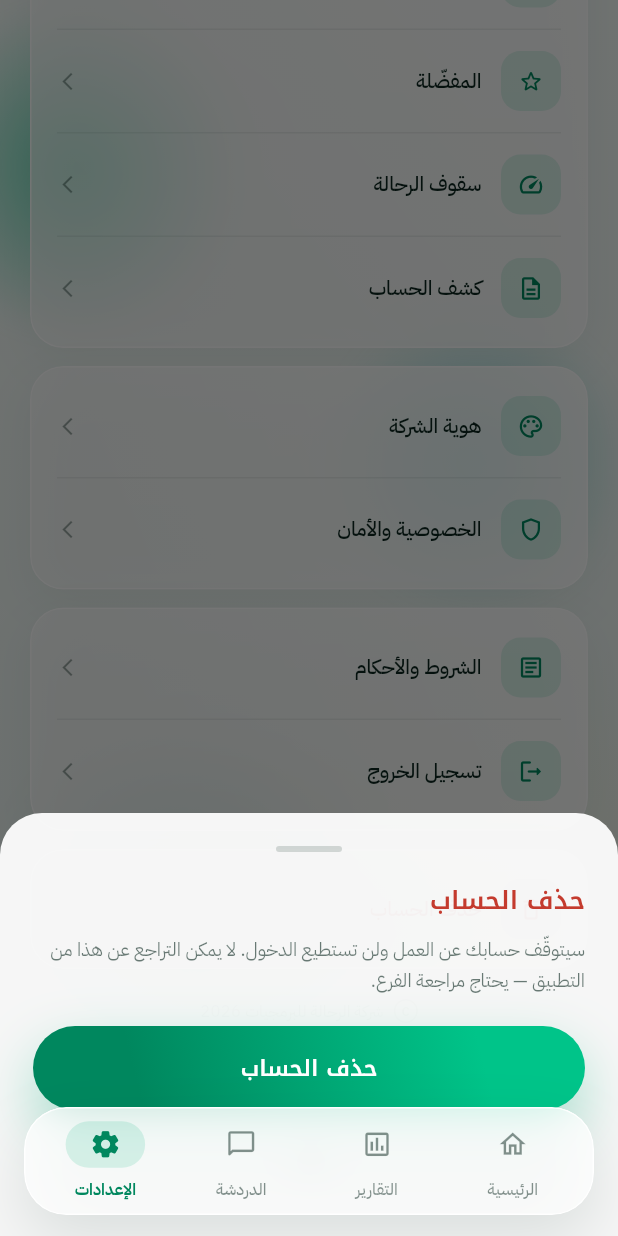
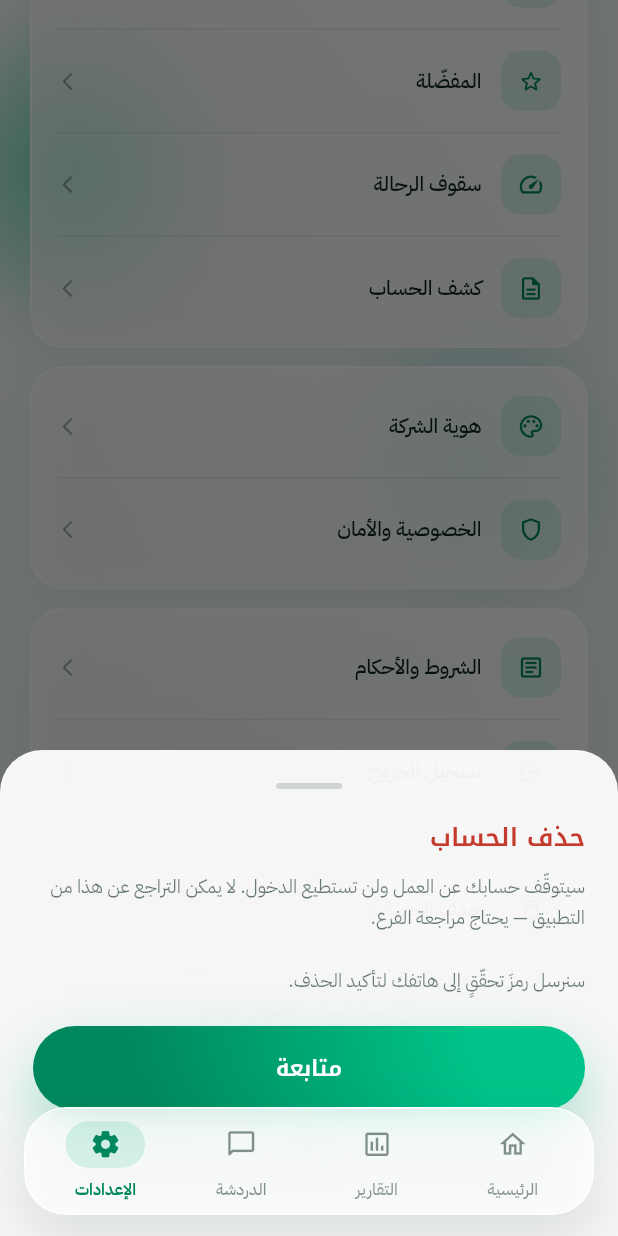
Before and after one commit to Injected45/FULL_EXCHANGE_PROJECT, a Flutter app: the AccountScreen screen opened by its route, scrolled down 182 dp, after a tap on "حذف الحساب", on a phone screen of 412 x 824 dp. Run offline on Flutter 3.47's test engine with Material 3 defaults, Android fonts, the phone set to English and light mode, and no system bars; our stand-ins replace device_info_plus, dio, flutter_riverpod, flutter_secure_storage, flutter_svg, go_router and 9 more; missing offline and left inert: mobile_scanner, record, webview_flutter_android; accounts and stored records are empty; network calls fail.

Commit message:
10/09-08
حذف الحساب برمز تحقّق — بنفس واجهة الدخول:
- account_screen: زر «حذف الحساب» يؤكّد ثم يفتح شاشة الرمز بدل الحذف المباشر.
- delete_account_otp_screen (جديد): يرسل رمز واتساب لهاتف الوكيل، ولا يحذف
  إلّا بعد تحقّق الخادم منه (OtpBoxes/NumericKeypad/PasteOtpButton).
- auth_controller: requestDeleteOtp() + deleteAccount(code) عبر ApiFailure.

Co-Authored-By: Claude Opus 4.8 <noreply@anthropic.com>

```diff
--- a/rhalla_agent/lib/features/account/account_screen.dart
+++ b/rhalla_agent/lib/features/account/account_screen.dart
@@ -4,13 +4,13 @@ import 'package:go_router/go_router.dart';
 
 import '../../core/app_version.dart';
 import '../../core/format/fmt.dart';
-import '../../core/net/api_envelope.dart';
 import '../../core/theme/app_theme.dart';
 import '../../core/theme/tokens.dart';
 import '../../ui/widgets/ambient.dart';
 import '../../ui/widgets/controls.dart';
 import '../../ui/widgets/glass.dart';
 import '../auth/auth_controller.dart';
+import '../auth/delete_account_otp_screen.dart';
 import '../branding/brand_mark.dart';
 
 class AccountScreen extends ConsumerWidget {
@@ -177,39 +177,22 @@ class AccountScreen extends ConsumerWidget {
   }
 
   Future<void> _confirmDelete(BuildContext context, WidgetRef ref) async {
-    final messenger = ScaffoldMessenger.of(context);
     final ok = await _ask(
       context,
       title: 'حذف الحساب',
       // الخادم يحذف حذفاً ناعماً: Reg='NO' و deleted_at — لا يُزال الصف.
+      // وبعد التأكيد يُطلب رمزُ تحقّقٍ عبر واتساب (أمان أكثر).
       body: 'سيتوقّف حسابك عن العمل ولن تستطيع الدخول. '
-          'لا يمكن التراجع عن هذا من التطبيق — يحتاج مراجعة الفرع.',
-      confirm: 'حذف الحساب',
+          'لا يمكن التراجع عن هذا من التطبيق — يحتاج مراجعة الفرع.\n\n'
+          'سنرسل رمزَ تحقّقٍ إلى هاتفك لتأكيد الحذف.',
+      confirm: 'متابعة',
       danger: true,
     );
-    if (ok != true) return;
-    try {
-      await ref.read(authControllerProvider.notifier).deleteAccount();
-      // عند النجاح يتحوّل الراوتر إلى شاشة الدخول تلقائياً (الحالة signedOut).
-    } on ApiFailure catch (e) {
-      messenger
-        ..hideCurrentSnackBar()
-        ..showSnackBar(SnackBar(
-          content: Text(e.message,
-              style: T.plex(13, FontWeight.w500, color: Colors.white)),
-          backgroundColor: R.error,
-          behavior: SnackBarBehavior.floating,
-        ));
-    } catch (_) {
-      messenger
-        ..hideCurrentSnackBar()
-        ..showSnackBar(SnackBar(
-          content: Text('تعذّر حذف الحساب — تحقّق من الاتصال وأعد المحاولة.',
-              style: T.plex(13, FontWeight.w500, color: Colors.white)),
-          backgroundColor: R.error,
-          behavior: SnackBarBehavior.floating,
-        ));
-    }
+    if (ok != true || !context.mounted) return;
+    // الحذفُ الفعليّ يتمّ في شاشة الرمز بعد تحقّق الخادم منه.
+    Navigator.of(context, rootNavigator: true).push(
+      MaterialPageRoute(builder: (_) => const DeleteAccountOtpScreen()),
+    );
   }
 
   Future<bool?> _ask(
--- a/rhalla_agent/lib/features/auth/auth_controller.dart
+++ b/rhalla_agent/lib/features/auth/auth_controller.dart
@@ -1,6 +1,7 @@
 import 'package:flutter_riverpod/flutter_riverpod.dart';
 
 import '../../core/net/api_client.dart';
+import '../../core/net/api_envelope.dart';
 import '../../core/storage/secure_store.dart';
 import 'auth_repository.dart';
 
```
Also changed, not shown: rhalla_agent/lib/features/auth/delete_account_otp_screen.dart (added, +204 -0 lines).
